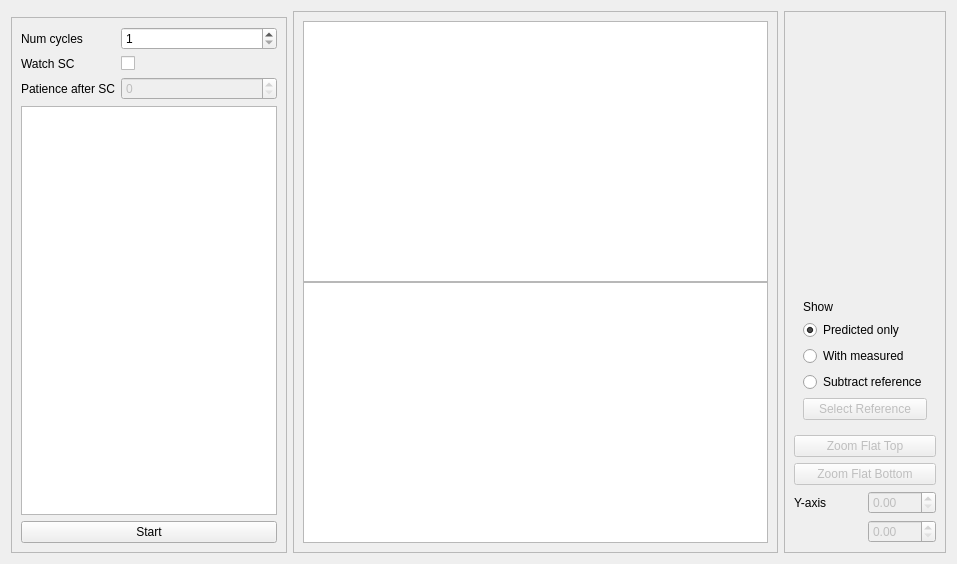
The window that resources/ui/prediction_analysis_widget.ui (antolu/sps-app-hysteresis) describes before a commit, drawn with Qt 5.
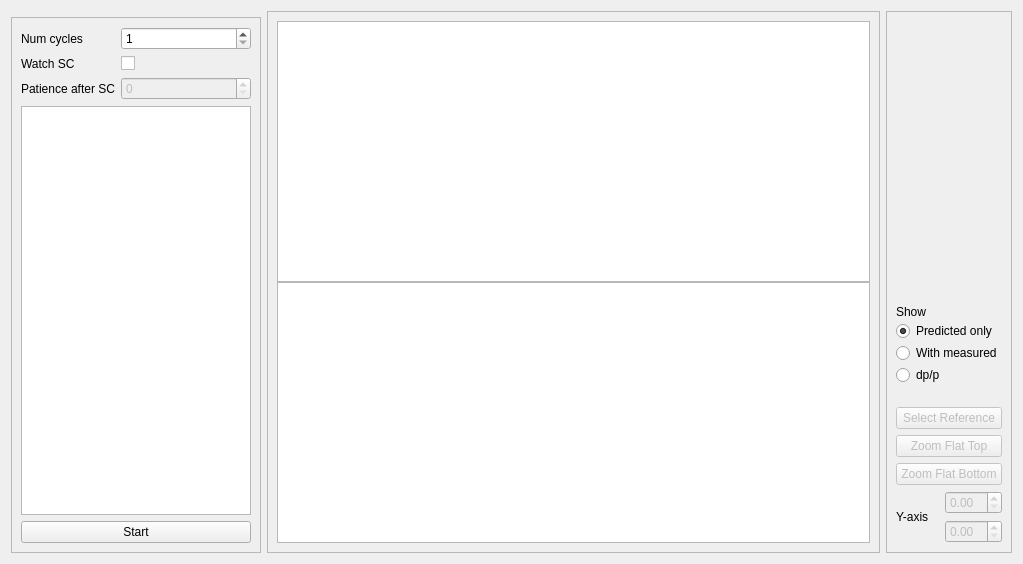
The same window after the commit. Custom widgets are drawn as their Qt base class.

Commit message: Update PredictionAnalysisWidget view

The edit to the form file:
```diff
--- a/resources/ui/prediction_analysis_widget.ui
+++ b/resources/ui/prediction_analysis_widget.ui
@@ -6,7 +6,7 @@
    <rect>
     <x>0</x>
     <y>0</y>
-    <width>957</width>
+    <width>1023</width>
     <height>564</height>
    </rect>
   </property>
@@ -18,7 +18,7 @@
     <widget class="QFrame" name="frame">
      <property name="maximumSize">
       <size>
-       <width>300</width>
+       <width>250</width>
        <height>16777215</height>
       </size>
      </property>
@@ -287,6 +287,21 @@
          <enum>QFrame::Raised</enum>
         </property>
         <layout class="QVBoxLayout" name="verticalLayout_4">
+         <property name="spacing">
+          <number>2</number>
+         </property>
+         <property name="leftMargin">
+          <number>0</number>
+         </property>
+         <property name="topMargin">
+          <number>0</number>
+         </property>
+         <property name="rightMargin">
+          <number>0</number>
+         </property>
+         <property name="bottomMargin">
+          <number>0</number>
+         </property>
          <item>
           <widget class="QLabel" name="label">
            <property name="text">
@@ -314,10 +329,26 @@
          <item>
           <widget class="QRadioButton" name="radioButton_3">
            <property name="text">
-            <string>Subtract reference</string>
+            <string>dp/p</string>
            </property>
           </widget>
          </item>
+         <item>
+          <spacer name="verticalSpacer_2">
+           <property name="orientation">
+            <enum>Qt::Vertical</enum>
+           </property>
+           <property name="sizeType">
+            <enum>QSizePolicy::Preferred</enum>
+           </property>
+           <property name="sizeHint" stdset="0">
+            <size>
+             <width>20</width>
+             <height>20</height>
+            </size>
+           </property>
+          </spacer>
+         </item>
          <item>
           <widget class="QPushButton" name="pushButton">
            <property name="enabled">
@@ -351,13 +382,6 @@
         </property>
        </widget>
       </item>
-      <item row="4" column="0">
-       <widget class="QLabel" name="labelYAxis">
-        <property name="text">
-         <string>Y-axis</string>
-        </property>
-       </widget>
-      </item>
       <item row="4" column="1">
        <widget class="QDoubleSpinBox" name="spinBoxYMax">
         <property name="enabled">
@@ -372,6 +396,13 @@
         </property>
        </widget>
       </item>
+      <item row="4" column="0" rowspan="2">
+       <widget class="QLabel" name="labelYAxis">
+        <property name="text">
+         <string>Y-axis</string>
+        </property>
+       </widget>
+      </item>
      </layout>
     </widget>
    </item>
```
Left out of the diff: 13 changed lines with no effect on the pictures. The commit also changes 1 other file.
